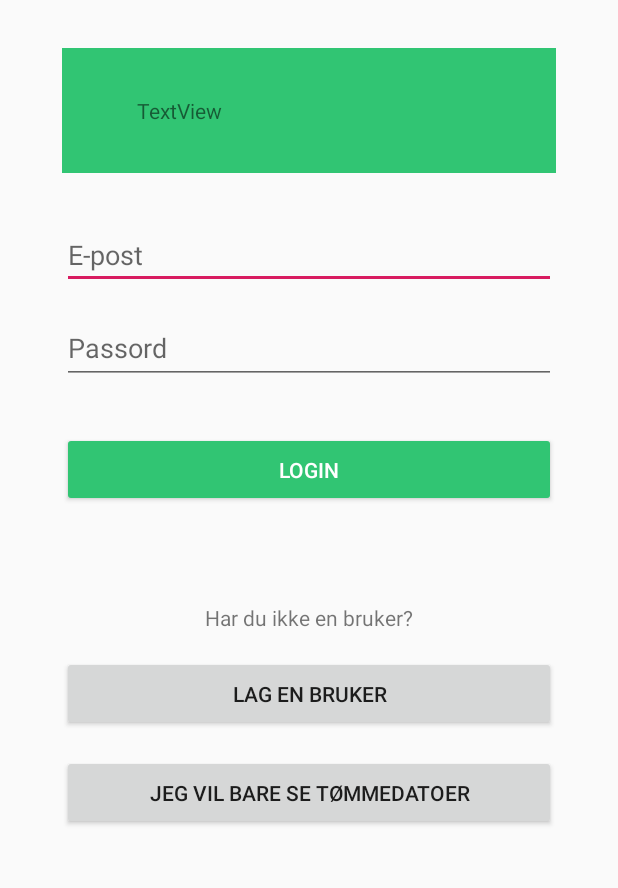
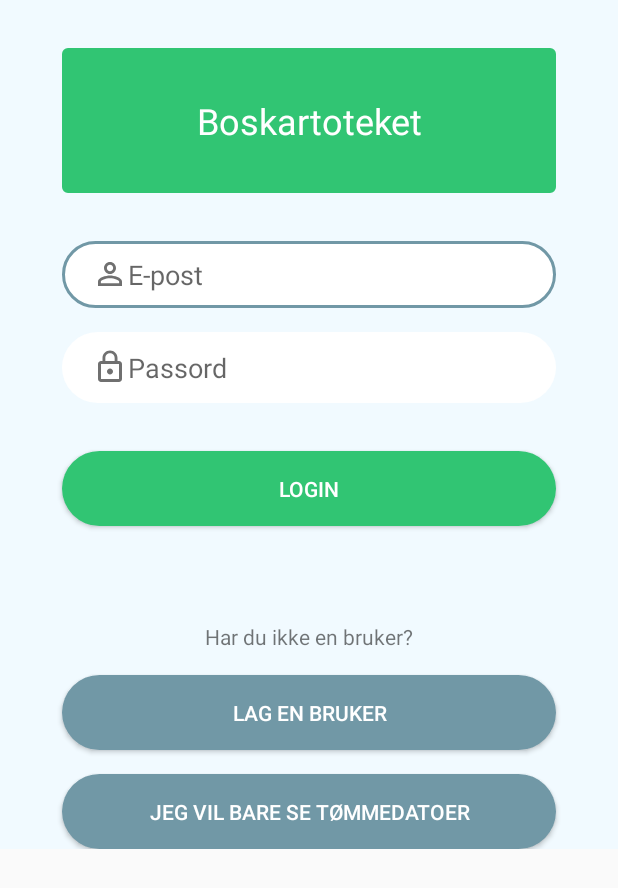
Before and after one commit to SimWer/Obligatorisk-6120-Mobile-Enheter, an Android app: the layout activity_main.xml on its own in the app's theme, with its tools: preview values and no code run, on a phone screen of 412 x 824 dp. Shown: the top 888 px of the screen. Run offline under Robolectric (Android 15) with nearby library versions, the phone set to English and light mode, and no system bars.

Commit message:
Finished login screen

```diff
--- a/app/src/main/java/com/oblig/boskartoteket/MainActivity.java
+++ b/app/src/main/java/com/oblig/boskartoteket/MainActivity.java
@@ -3,12 +3,22 @@ package com.oblig.boskartoteket;
 import androidx.appcompat.app.AppCompatActivity;
 
 import android.os.Bundle;
+import android.view.View;
+import android.view.Window;
+import android.widget.EditText;
+import android.widget.Toast;
 
-public class MainActivity extends AppCompatActivity {
-
+public class MainActivity extends AppCompatActivity{
+    private EditText user_input, password_input;
     @Override
     protected void onCreate(Bundle savedInstanceState) {
         super.onCreate(savedInstanceState);
+        requestWindowFeature(Window.FEATURE_NO_TITLE); //will hide the title
+        getSupportActionBar().hide(); // hide the title bar
         setContentView(R.layout.activity_main);
+        user_input = findViewById(R.id.email_input);
+        password_input = findViewById(R.id.password_input);
+
     }
+
 }
--- /dev/null
+++ b/app/src/main/res/drawable/ic_lock_outline_black_24dp.xml
@@ -0,0 +1,5 @@
+<vector android:alpha="0.56" android:height="24dp"
+    android:viewportHeight="24.0" android:viewportWidth="24.0"
+    android:width="24dp" xmlns:android="http://schemas.android.com/apk/res/android">
+    <path android:fillColor="#FF000000" android:pathData="M12,17c1.1,0 2,-0.9 2,-2s-0.9,-2 -2,-2 -2,0.9 -2,2 0.9,2 2,2zM18,8h-1L17,6c0,-2.76 -2.24,-5 -5,-5S7,3.24 7,6v2L6,8c-1.1,0 -2,0.9 -2,2v10c0,1.1 0.9,2 2,2h12c1.1,0 2,-0.9 2,-2L20,10c0,-1.1 -0.9,-2 -2,-2zM8.9,6c0,-1.71 1.39,-3.1 3.1,-3.1s3.1,1.39 3.1,3.1v2L8.9,8L8.9,6zM18,20L6,20L6,10h12v10z"/>
+</vector>
--- /dev/null
+++ b/app/src/main/res/drawable/ic_person_black_24dp.xml
@@ -0,0 +1,9 @@
+<vector xmlns:android="http://schemas.android.com/apk/res/android"
+        android:width="24dp"
+        android:height="24dp"
+        android:viewportWidth="24.0"
+        android:viewportHeight="24.0">
+    <path
+        android:fillColor="#FF000000"
+        android:pathData="M12,12c2.21,0 4,-1.79 4,-4s-1.79,-4 -4,-4 -4,1.79 -4,4 1.79,4 4,4zM12,14c-2.67,0 -8,1.34 -8,4v2h16v-2c0,-2.66 -5.33,-4 -8,-4z"/>
+</vector>
--- /dev/null
+++ b/app/src/main/res/drawable/ic_person_outline_black_24dp.xml
@@ -0,0 +1,5 @@
+<vector android:alpha="0.56" android:height="24dp"
+    android:viewportHeight="24.0" android:viewportWidth="24.0"
+    android:width="24dp" xmlns:android="http://schemas.android.com/apk/res/android">
+    <path android:fillColor="#FF000000" android:pathData="M12,5.9c1.16,0 2.1,0.94 2.1,2.1s-0.94,2.1 -2.1,2.1S9.9,9.16 9.9,8s0.94,-2.1 2.1,-2.1m0,9c2.97,0 6.1,1.46 6.1,2.1v1.1L5.9,18.1L5.9,17c0,-0.64 3.13,-2.1 6.1,-2.1M12,4C9.79,4 8,5.79 8,8s1.79,4 4,4 4,-1.79 4,-4 -1.79,-4 -4,-4zM12,13c-2.67,0 -8,1.34 -8,4v3h16v-3c0,-2.66 -5.33,-4 -8,-4z"/>
+</vector>
--- /dev/null
+++ b/app/src/main/res/drawable/rounded_button_green.xml
@@ -0,0 +1,40 @@
+<?xml version="1.0" encoding="utf-8"?>
+<selector xmlns:android="http://schemas.android.com/apk/res/android">
+    <item android:state_pressed="true">
+        <shape>
+            <solid
+                android:color="@color/button_clicked_primary"
+                />
+
+            <corners
+                android:radius="360dp"
+                />
+            <padding
+                android:left="20dp"
+                android:top="10dp"
+                android:right="20dp"
+                android:bottom="10dp"
+                />
+        </shape>
+    </item>
+
+    <item android:state_focused="true" android:drawable="@color/colorPrimary"/>
+    <item>
+        <shape>
+            <solid
+                android:color="@color/boskartoteketPrimary"
+                />
+
+            <corners
+                android:radius="360dp"
+                />
+            <padding
+                android:left="20dp"
+                android:top="10dp"
+                android:right="20dp"
+                android:bottom="10dp"
+                />
+        </shape>
+    </item>
+
+</selector>
--- /dev/null
+++ b/app/src/main/res/drawable/rounded_button_secondary.xml
@@ -0,0 +1,40 @@
+<?xml version="1.0" encoding="utf-8"?>
+<selector xmlns:android="http://schemas.android.com/apk/res/android">
+    <item android:state_pressed="true">
+        <shape>
+            <solid
+                android:color="@color/button_clicked_secondary"
+                />
+
+            <corners
+                android:radius="360dp"
+                />
+            <padding
+                android:left="20dp"
+                android:top="10dp"
+                android:right="20dp"
+                android:bottom="10dp"
+                />
+        </shape>
+    </item>
+
+    <item android:state_focused="true" android:drawable="@color/colorPrimary"/>
+    <item>
+        <shape>
+            <solid
+                android:color="@color/button_secondary"
+                />
+
+            <corners
+                android:radius="360dp"
+                />
+            <padding
+                android:left="20dp"
+                android:top="10dp"
+                android:right="20dp"
+                android:bottom="10dp"
+                />
+        </shape>
+    </item>
+
+</selector>
--- /dev/null
+++ b/app/src/main/res/drawable/rounded_input.xml
@@ -0,0 +1,44 @@
+<?xml version="1.0" encoding="utf-8"?>
+<selector xmlns:android="http://schemas.android.com/apk/res/android">
+
+    <item android:state_focused="true">
+        <shape>
+            <solid
+                android:color="@color/white"
+                />
+
+            <stroke
+                android:width="2dp"
+                android:color="@color/button_secondary"
+                />
+
+            <corners
+                android:radius="360dp"
+                />
+            <padding
+                android:left="20dp"
+                android:top="10dp"
+                android:right="20dp"
+                android:bottom="10dp"
+                />
+        </shape>
+    </item>
+    <item>
+        <shape>
+            <solid
+                android:color="#FFF"
+                />
+
+            <corners
+                android:radius="360dp"
+                />
+            <padding
+                android:left="20dp"
+                android:top="10dp"
+                android:right="20dp"
+                android:bottom="10dp"
+                />
+        </shape>
+    </item>
+
+</selector>
--- /dev/null
+++ b/app/src/main/res/drawable/rounded_textview_green.xml
@@ -0,0 +1,24 @@
+<?xml version="1.0" encoding="utf-8"?>
+<!-- Used for making the title box -->
+<shape xmlns:android="http://schemas.android.com/apk/res/android"
+    android:shape="rectangle">
+    <!-- Set the background for the shape -->
+    <stroke
+        android:width="4dp"
+        android:color="@color/boskartoteketPrimary"
+        />
+    <solid
+        android:color="@color/boskartoteketPrimary"
+        />
+    <!-- Round the corners and set the padding for easier reuseablity-->
+    <corners
+        android:radius="2dp"
+        />
+    <padding
+        android:left="32dp"
+        android:right="32dp"
+        android:top="32dp"
+        android:bottom="32dp"
+        />
+
+</shape>
--- a/app/src/main/res/layout/activity_main.xml
+++ b/app/src/main/res/layout/activity_main.xml
@@ -1,9 +1,15 @@
 <?xml version="1.0" encoding="utf-8"?>
-<androidx.constraintlayout.widget.ConstraintLayout xmlns:android="http://schemas.android.com/apk/res/android"
+<ScrollView xmlns:android="http://schemas.android.com/apk/res/android"
     xmlns:app="http://schemas.android.com/apk/res-auto"
     xmlns:tools="http://schemas.android.com/tools"
     android:layout_width="match_parent"
     android:layout_height="match_parent"
+    tools:context=".MainActivity">
+
+    <androidx.constraintlayout.widget.ConstraintLayout
+        android:layout_width="match_parent"
+        android:layout_height="wrap_content"
+        android:background="@color/backgroundPrimary"
         tools:context=".MainActivity">
 
         <EditText
@@ -14,6 +20,8 @@
             android:layout_marginTop="32dp"
             android:layout_marginEnd="32dp"
             android:autofillHints="email"
+            android:background="@drawable/rounded_input"
+            android:drawableStart="@drawable/ic_person_outline_black_24dp"
             android:ems="10"
             android:hint="@string/username_hint"
             android:inputType="textEmailAddress"
@@ -28,9 +36,9 @@
             android:layout_marginStart="32dp"
             android:layout_marginTop="32dp"
             android:layout_marginEnd="32dp"
-        android:backgroundTint="@color/boskartoteketPrimary"
+            android:background="@drawable/rounded_button_green"
             android:text="@string/login_button_text"
-        android:textColor="@android:color/primary_text_dark"
+            android:textColor="#fff"
             app:layout_constraintEnd_toEndOf="parent"
             app:layout_constraintStart_toStartOf="parent"
             app:layout_constraintTop_toBottomOf="@+id/password_input" />
@@ -43,6 +51,8 @@
             android:layout_marginTop="16dp"
             android:layout_marginEnd="32dp"
             android:autofillHints="password"
+            android:background="@drawable/rounded_input"
+            android:drawableStart="@drawable/ic_lock_outline_black_24dp"
             android:ems="10"
             android:hint="@string/password_hint"
             android:inputType="textPassword"
@@ -57,10 +67,12 @@
             android:layout_marginStart="32dp"
             android:layout_marginTop="32dp"
             android:layout_marginEnd="32dp"
-        android:background="@color/boskartoteketPrimary"
-        android:paddingHorizontal="50dp"
-        android:paddingVertical="32dp"
-        android:text="TextView"
+            android:background="@drawable/rounded_textview_green"
+            android:text="@string/boskartoteket_title"
+            android:textAlignment="center"
+            android:textColor="@color/white"
+            android:textSize="@dimen/text_title_size"
+            app:layout_constraintCircleRadius="@dimen/boxWidth"
             app:layout_constraintEnd_toEndOf="parent"
             app:layout_constraintStart_toStartOf="parent"
             app:layout_constraintTop_toTopOf="parent" />
@@ -84,7 +96,9 @@
             android:layout_marginStart="32dp"
             android:layout_marginTop="16dp"
             android:layout_marginEnd="32dp"
+            android:background="@drawable/rounded_button_secondary"
             android:text="@string/make_user"
+            android:textColor="@color/white"
             app:layout_constraintEnd_toEndOf="parent"
             app:layout_constraintStart_toStartOf="parent"
             app:layout_constraintTop_toBottomOf="@+id/question_label" />
@@ -96,9 +110,12 @@
             android:layout_marginStart="32dp"
             android:layout_marginTop="16dp"
             android:layout_marginEnd="32dp"
+            android:background="@drawable/rounded_button_secondary"
             android:text="@string/only_show_dates"
+            android:textColor="@color/white"
             app:layout_constraintEnd_toEndOf="parent"
             app:layout_constraintStart_toStartOf="parent"
             app:layout_constraintTop_toBottomOf="@+id/make_user_button" />
 
     </androidx.constraintlayout.widget.ConstraintLayout>
+</ScrollView>
--- a/app/src/main/res/values/colors.xml
+++ b/app/src/main/res/values/colors.xml
@@ -4,4 +4,10 @@
     <color name="colorPrimaryDark">#00574B</color>
     <color name="colorAccent">#D81B60</color>
     <color name="boskartoteketPrimary">#31C573</color>
+    <color name="button_clicked_primary">#3EAA6E</color>
+    <color name="input_boder">#487C8B</color>
+    <color name="backgroundPrimary">#F1FAFF</color>
+    <color name="button_secondary">#7198A6</color>
+    <color name="button_clicked_secondary">#5B737C</color>
+    <color name="white">#fff</color>
 </resources>
--- a/app/src/main/res/values/dimens.xml
+++ b/app/src/main/res/values/dimens.xml
@@ -2,4 +2,5 @@
 <resources>
     <dimen name="button_height">50dp</dimen>
     <dimen name="boxWidth">329dp</dimen>
+    <dimen name="text_title_size">24sp</dimen>
 </resources>
--- a/app/src/main/res/values/strings.xml
+++ b/app/src/main/res/values/strings.xml
@@ -6,4 +6,5 @@
     <string name="only_show_dates">Jeg vil bare se tømmedatoer</string>
     <string name="username_hint">E-post</string>
     <string name="password_hint">Passord</string>
+    <string name="boskartoteket_title">Boskartoteket</string>
 </resources>
```
Lines whose indentation alone changed are shown as unchanged.
